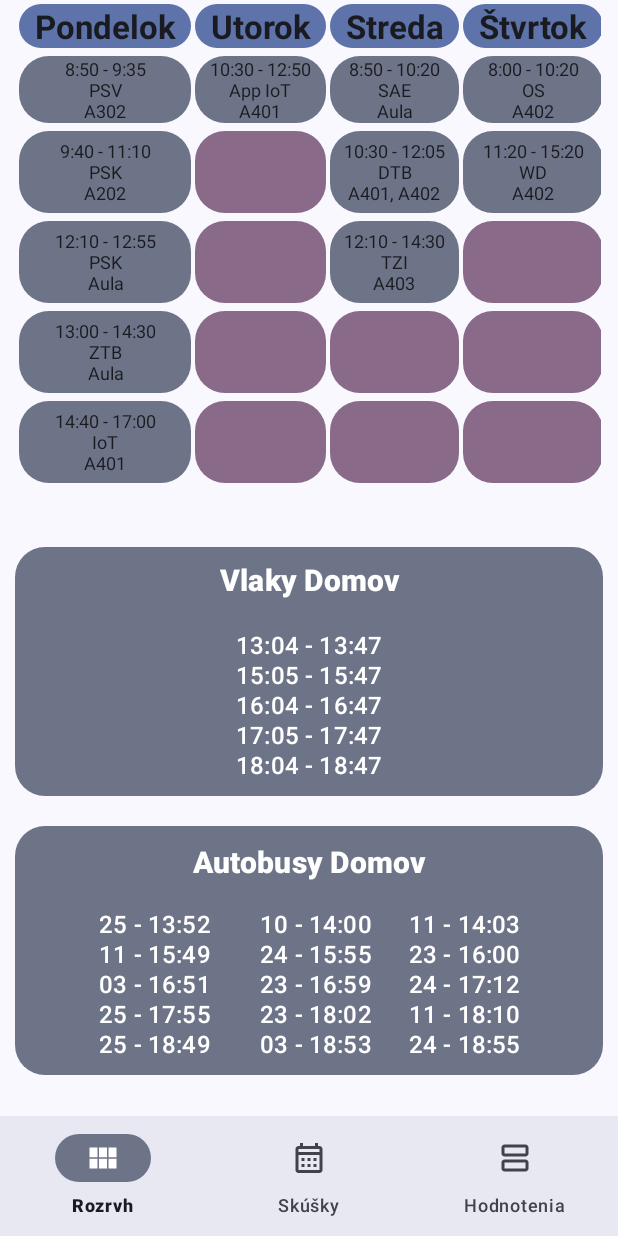
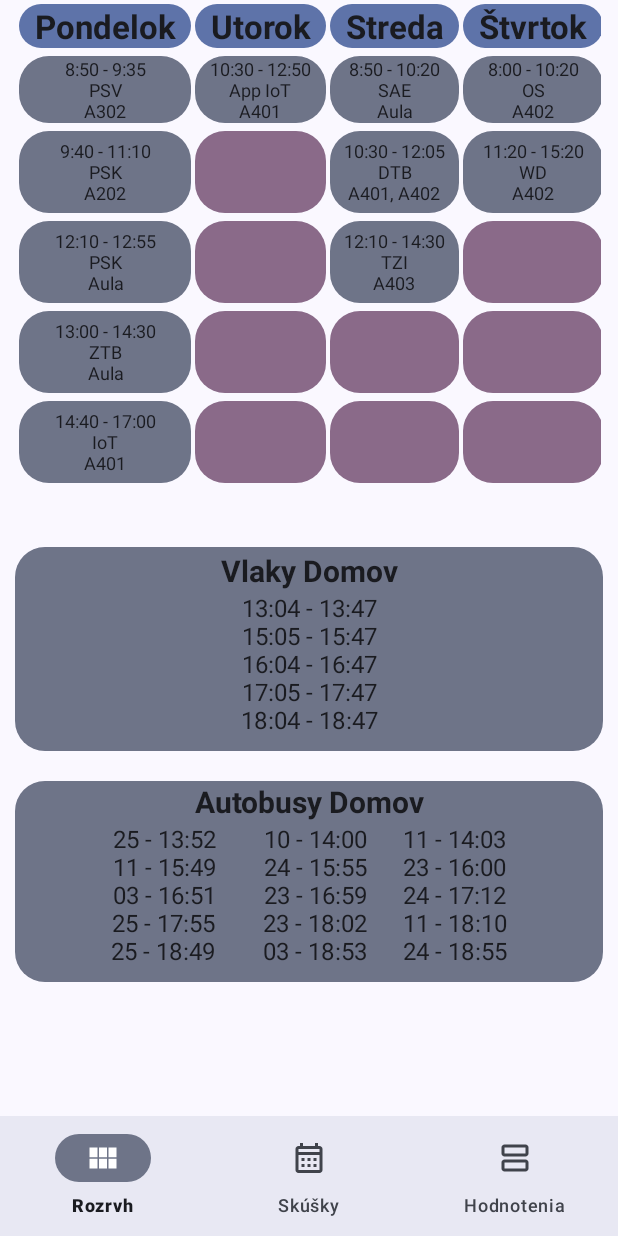
Before and after one commit to marek-guran/Rozvrh-App-Public, an Android app: the screen it shows after launch (MainActivity), on a phone screen of 412 x 824 dp. Run offline under Robolectric (Android 15) with nearby library versions, the phone set to English and light mode, and no system bars; our stand-ins replace navigation-ui.

Commit message:
Small fix

```diff
--- a/app/src/main/res/layout/fragment_home.xml
+++ b/app/src/main/res/layout/fragment_home.xml
@@ -365,12 +365,11 @@
             android:background="@drawable/vlakydomov"
             android:gravity="center"
             android:text="Vlaky Domov"
-            android:textColor="@color/white"
             android:textSize="20sp"
             android:textStyle="bold"
             android:paddingTop="2sp"
             app:layout_constraintTop_toBottomOf="@+id/rozvrh"
-            style="@style/Widget.Material3.Button.TonalButton"/>
+            style="@style/Widget.Material3.FloatingActionButton.Secondary"/>
 
         <TextView
             android:id="@+id/vlaky_casy"
@@ -381,12 +380,11 @@
             android:background="@drawable/casyvlakov"
             android:gravity="center"
             android:text="13:04 - 13:47\n15:05 - 15:47\n16:04 - 16:47\n17:05 - 17:47\n18:04 - 18:47"
-            android:textColor="@color/white"
             android:textSize="16sp"
             android:paddingBottom="10sp"
             app:layout_constraintTop_toBottomOf="@+id/vlaky"
             tools:layout_editor_absoluteX="10dp"
-            style="@style/Widget.Material3.Button.TonalButton"/>
+            style="@style/Widget.Material3.FloatingActionButton.Secondary"/>
 
         <TextView
             android:id="@+id/autobusy"
@@ -398,13 +396,12 @@
             android:background="@drawable/autobusy"
             android:gravity="center"
             android:text="Autobusy Domov"
-            android:textColor="@color/white"
             android:textSize="20sp"
             android:textStyle="bold"
             app:layout_constraintEnd_toEndOf="parent"
             app:layout_constraintStart_toStartOf="parent"
             app:layout_constraintTop_toBottomOf="@+id/vlaky_casy"
-            style="@style/Widget.Material3.Button.TonalButton"/>
+            style="@style/Widget.Material3.FloatingActionButton.Secondary"/>
 
         <TextView
             android:id="@+id/autobusy_casy"
@@ -415,7 +412,6 @@
             android:background="@drawable/autobusycasy"
             android:textAlignment="center"
             android:text="25 - 13:52        10 - 14:00      11 - 14:03\n11 - 15:49        24 - 15:55      23 - 16:00\n03 - 16:51        23 - 16:59      24 - 17:12\n25 - 17:55        23 - 18:02      11 - 18:10\n25 - 18:49        03 - 18:53      24 - 18:55"
-            android:textColor="@color/white"
             android:textSize="16sp"
             android:paddingRight="10sp"
             android:paddingLeft="10sp"
@@ -423,7 +419,7 @@
             app:layout_constraintEnd_toEndOf="parent"
             app:layout_constraintStart_toStartOf="parent"
             app:layout_constraintTop_toBottomOf="@+id/autobusy"
-            style="@style/Widget.Material3.Button.TonalButton"/>
+            style="@style/Widget.Material3.FloatingActionButton.Secondary"/>
 
         <TextView
             android:layout_width="match_parent"
```
